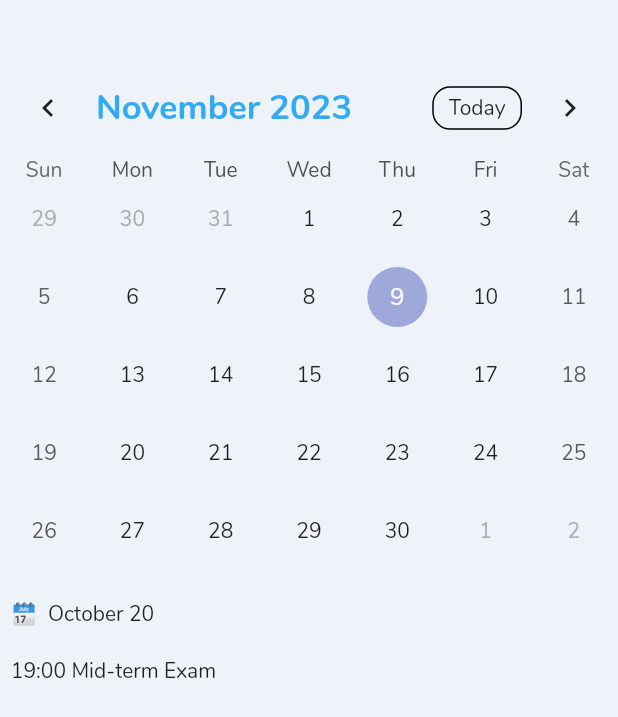
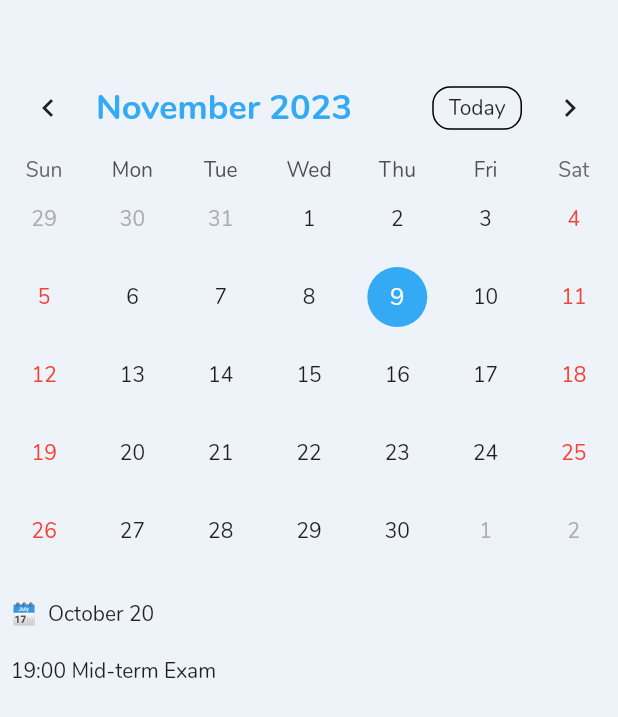
Before and after one commit to CAU-Mobile-Team4/causw_graduate, a Flutter app: the screen it shows after launch, on a phone screen of 412 x 824 dp. Shown: the top 717 px of the screen. Run offline on Flutter 3.47's test engine with Material 2 defaults, Android fonts, the phone set to English and light mode, and no system bars; drawn by our look-alikes of table_calendar.

Commit message:
feat: calendarStyle

```diff
--- a/lib/calendar.dart
+++ b/lib/calendar.dart
@@ -125,6 +125,26 @@ class _CalendarState extends State<Calendar>
                             fontWeight: FontWeight.bold,
                             color: AppColor.main),
                       ),
+                      calendarStyle: const CalendarStyle(
+                          //marker 관련
+                          canMarkersOverflow: false,
+                          markersAutoAligned: true,
+                          markerSize: 10,
+                          markerDecoration: BoxDecoration(
+                            color: AppColor.purple,
+                            shape: BoxShape.circle,
+                          ),
+                          //today 관련
+                          isTodayHighlighted: true,
+                          todayDecoration: BoxDecoration(
+                            color: AppColor.main,
+                            shape: BoxShape.circle,
+                          ),
+                          //selectedDay 관련
+                          selectedDecoration: BoxDecoration(
+                              color: AppColor.purple, shape: BoxShape.circle),
+                          //주말 관련
+                          weekendTextStyle: TextStyle(color: Colors.red)),
                       onPageChanged: (pageDate) {
                         setState(() {
                           focusedDay = pageDate;
```
